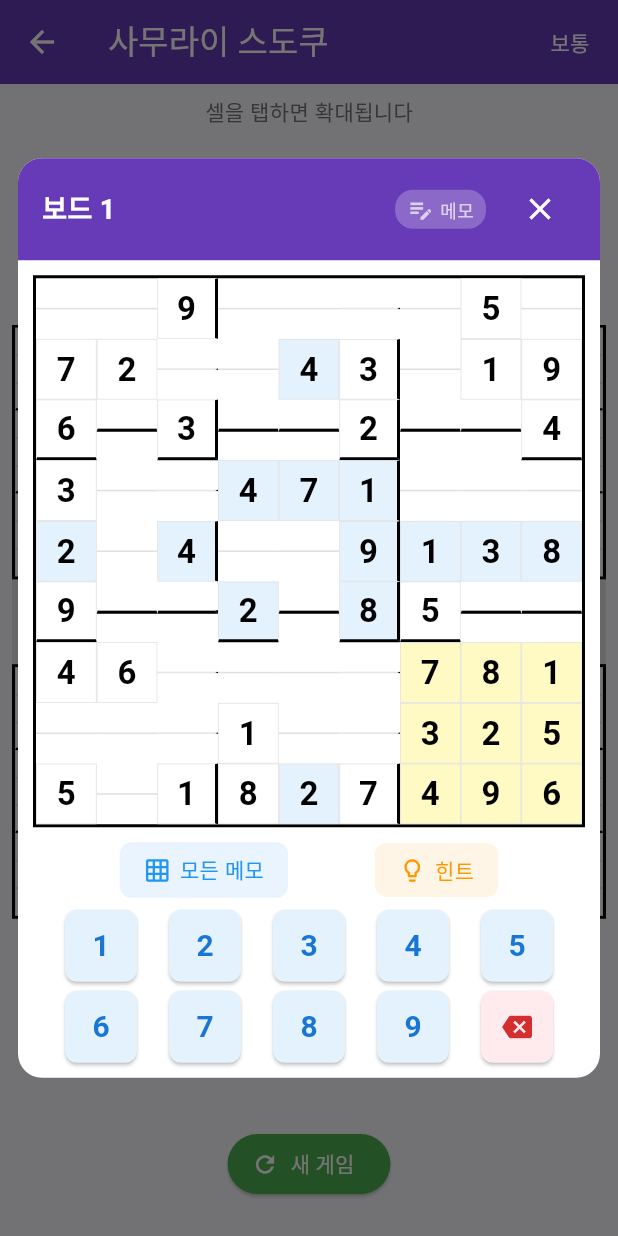
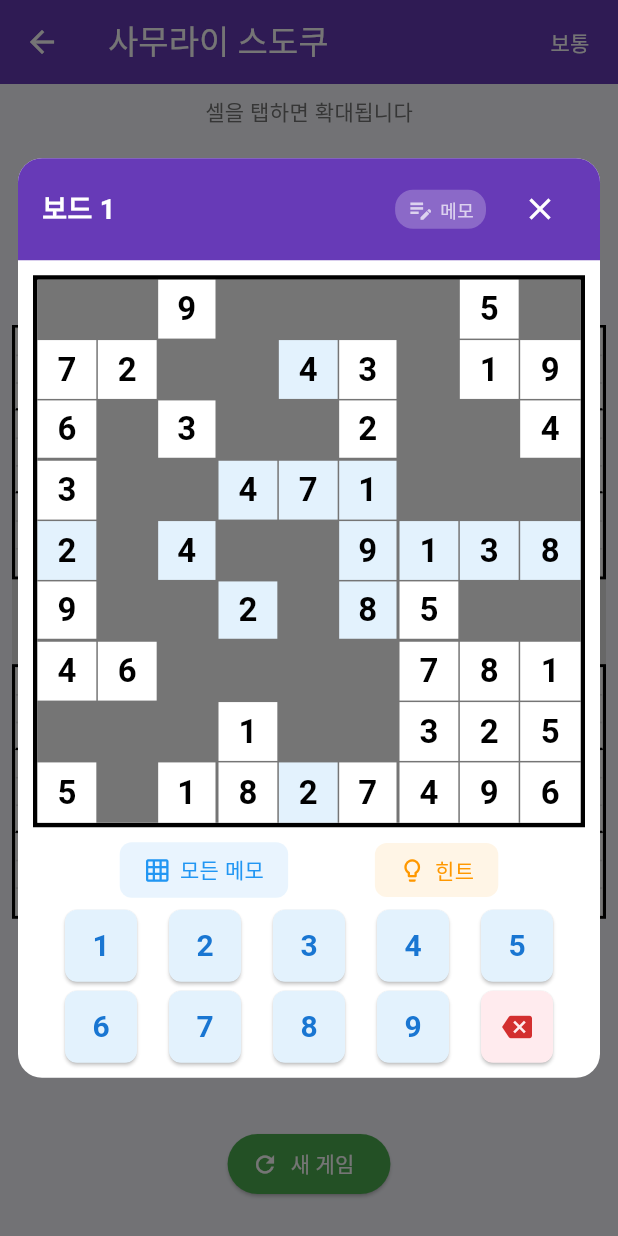
Before and after one commit to mhpark03/sudoku, a Flutter app: the SamuraiGameScreen screen opened directly, after a tap on an icon or button, on a phone screen of 412 x 824 dp. Run offline on Flutter 3.47's test engine with Material 3 defaults, Android fonts, the phone set to English and light mode, and no system bars.

Commit message:
Fix expanded board dialog grid layout and cell highlighting
- Improve grid line rendering using margin-based approach
- Fix cell background colors (white default, blue highlight for selected row/col/box)
- Change grid line color to grey for better visibility

🤖 Generated with [Claude Code](https://claude.com/claude-code)

Co-Authored-By: Claude Opus 4.5 <noreply@anthropic.com>

```diff
--- a/lib/widgets/expanded_board_dialog.dart
+++ b/lib/widgets/expanded_board_dialog.dart
@@ -132,21 +132,9 @@ class _ExpandedBoardDialogState extends State<ExpandedBoardDialog> {
                 aspectRatio: 1,
                 child: Container(
                   decoration: BoxDecoration(
-                    border: Border.all(color: Colors.black, width: 2),
+                    border: Border.all(color: Colors.black, width: 3),
                   ),
-                  child: Column(
-                    children: List.generate(9, (row) {
-                      return Expanded(
-                        child: Row(
-                          children: List.generate(9, (col) {
-                            return Expanded(
-                              child: _buildCell(board, isFixed, notes, row, col),
-                            );
-                          }),
-                        ),
-                      );
-                    }),
-                  ),
+                  child: _buildGrid(board, isFixed, notes),
                 ),
               ),
             ),
@@ -181,6 +169,43 @@ class _ExpandedBoardDialogState extends State<ExpandedBoardDialog> {
             ),
           ],
         ),
+      ),
+    );
+  }
+
+  Widget _buildGrid(
+    List<List<int>> board,
+    List<List<bool>> isFixed,
+    List<List<Set<int>>> notes,
+  ) {
+    return Container(
+      color: Colors.grey.shade600,
+      child: Column(
+        children: List.generate(9, (row) {
+          return Expanded(
+            child: Row(
+              children: List.generate(9, (col) {
+                // 셀 오른쪽 간격 (3, 6번째 열 뒤에 두꺼운 선)
+                double rightPadding = (col == 2 || col == 5) ? 2 : 1;
+                // 셀 아래쪽 간격 (3, 6번째 행 뒤에 두꺼운 선)
+                double bottomPadding = (row == 2 || row == 5) ? 2 : 1;
+                // 마지막 열/행은 간격 없음
+                if (col == 8) rightPadding = 0;
+                if (row == 8) bottomPadding = 0;
+
+                return Expanded(
+                  child: Container(
+                    margin: EdgeInsets.only(
+                      right: rightPadding,
+                      bottom: bottomPadding,
+                    ),
+                    child: _buildCell(board, isFixed, notes, row, col),
+                  ),
+                );
+              }),
+            ),
+          );
+        }),
       ),
     );
   }
@@ -228,26 +253,24 @@ class _ExpandedBoardDialogState extends State<ExpandedBoardDialog> {
     bool fixed = isFixed[row][col];
     Set<int> cellNotes = notes[row][col];
     bool isSelected = selectedRow == row && selectedCol == col;
-    bool isHighlighted = (selectedRow == row || selectedCol == col) ||
-        _isSameBox(row, col);
+    bool isSameRowOrCol = selectedRow != null && selectedCol != null &&
+        (selectedRow == row || selectedCol == col);
+    bool isSameBox = _isSameBox(row, col);
     bool isSameValue = selectedRow != null &&
         selectedCol != null &&
         value != 0 &&
         value == board[selectedRow!][selectedCol!];
     bool hasError = value != 0 &&
         !SamuraiSudokuGenerator.isValidMove(board, row, col, value);
-    bool isOverlap =
-        widget.gameState.isOverlapRegion(widget.boardIndex, row, col);
 
+    // 배경색: 기본 흰색, 선택된 행/열/박스는 연한 파란색
     Color backgroundColor;
     if (isSelected) {
       backgroundColor = Colors.blue.shade300;
     } else if (isSameValue) {
-      backgroundColor = Colors.blue.shade100;
-    } else if (isHighlighted) {
+      backgroundColor = Colors.blue.shade200;
+    } else if (isSameRowOrCol || isSameBox) {
       backgroundColor = Colors.blue.shade50;
-    } else if (isOverlap) {
-      backgroundColor = Colors.yellow.shade100;
     } else {
       backgroundColor = Colors.white;
     }
@@ -260,9 +283,6 @@ class _ExpandedBoardDialogState extends State<ExpandedBoardDialog> {
     } else {
       textColor = Colors.blue.shade700;
     }
-
-    bool rightBorder = (col + 1) % 3 == 0 && col != 8;
-    bool bottomBorder = (row + 1) % 3 == 0 && row != 8;
 
     return GestureDetector(
       onTap: () {
@@ -277,21 +297,7 @@ class _ExpandedBoardDialogState extends State<ExpandedBoardDialog> {
         });
       },
       child: Container(
-        decoration: BoxDecoration(
-          color: backgroundColor,
-          border: Border(
-            right: BorderSide(
-              color: rightBorder ? Colors.black : Colors.grey.shade300,
-              width: rightBorder ? 2 : 0.5,
-            ),
-            bottom: BorderSide(
-              color: bottomBorder ? Colors.black : Colors.grey.shade300,
-              width: bottomBorder ? 2 : 0.5,
-            ),
-            left: BorderSide(color: Colors.grey.shade300, width: 0.5),
-            top: BorderSide(color: Colors.grey.shade300, width: 0.5),
-          ),
-        ),
+        color: backgroundColor,
         child: value != 0
             ? Center(
                 child: Text(
```
